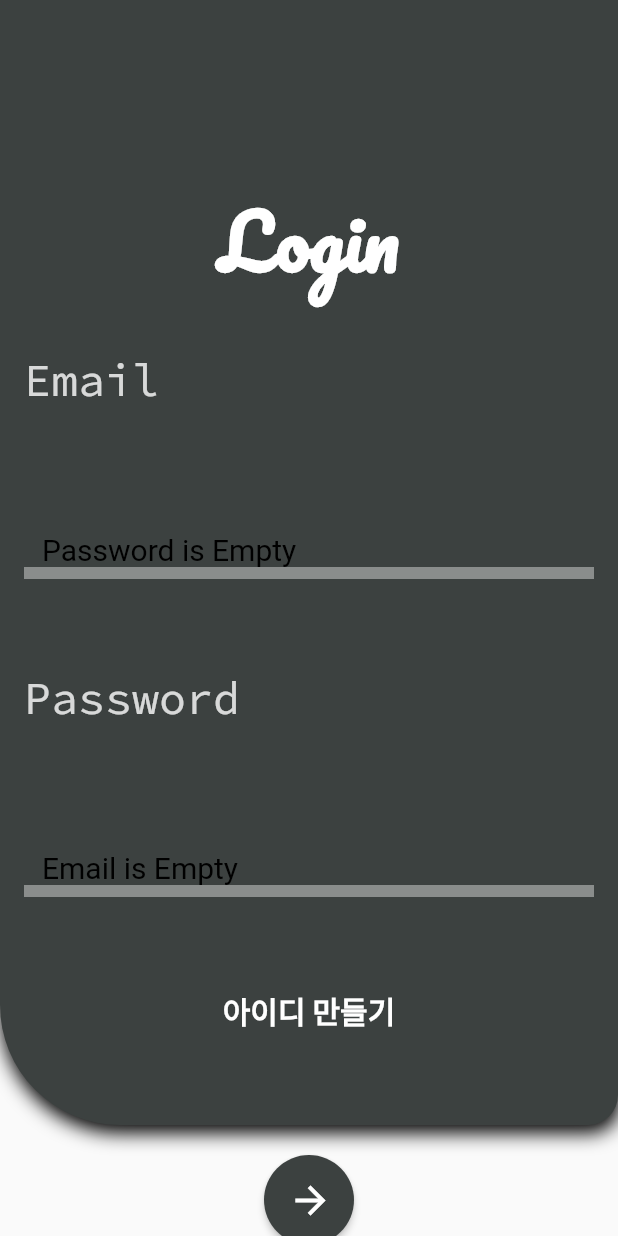
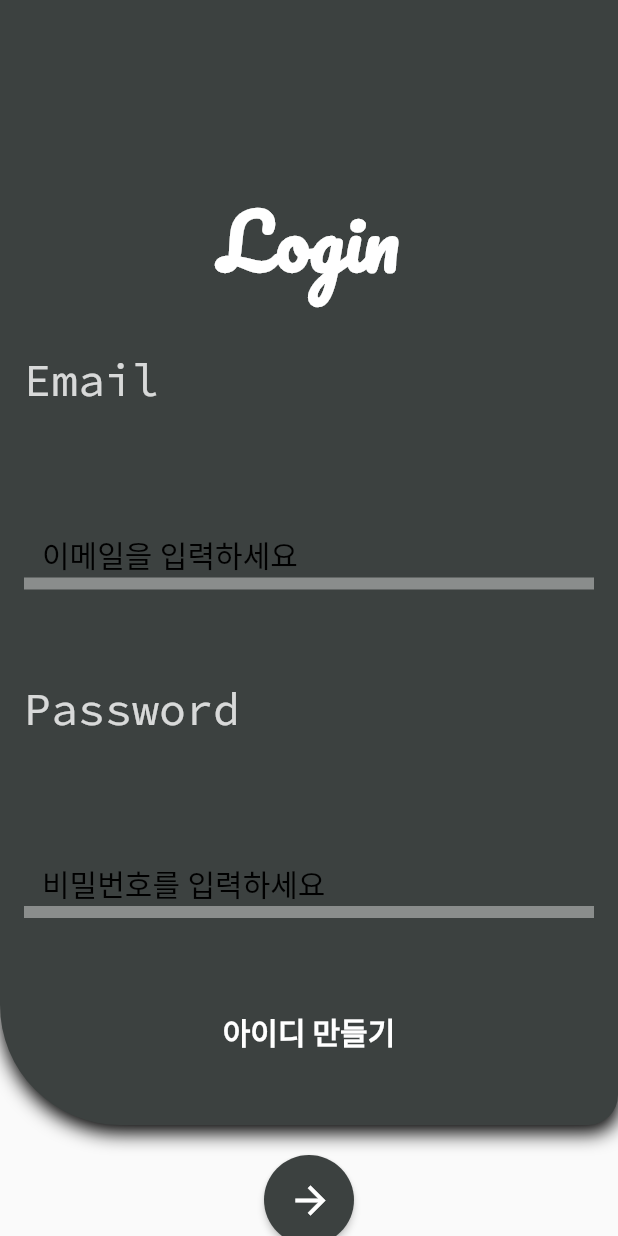
Before and after one commit to simjeongsoo/spring-flutter, a Flutter app: the screen it shows after launch, after a tap on the "arrow forward" icon, on a phone screen of 412 x 824 dp. Run offline on Flutter 3.47's test engine with Material 2 defaults, Android fonts, the phone set to English and light mode, and no system bars; our stand-ins replace geolocator, google_fonts, google_maps_flutter, shared_preferences; missing offline and left inert: custom_info_window, flutter_polyline_points.

Commit message:
login screen 코드 수정

```diff
--- a/test_flutter_app/lib/Screens/login.dart
+++ b/test_flutter_app/lib/Screens/login.dart
@@ -67,22 +67,19 @@ class _LoginState extends State<Login> {
                           child: Text(
                             "Email",
                             style: GoogleFonts.sourceCodePro(
-                              // fontWeight: FontWeight.bold,
                               fontSize: 30,
                               color: Color.fromRGBO(255, 255, 255, 0.8),
                             ),
                           ),
                         ),
                         TextFormField(
-                          // controller: TextEditingController(text: user.email),
                           controller: _emailController,
                           onChanged: (val) {
-                            // user.email = val;
                             print(val);
                           },
                           validator: (value) {
                             if (value.isEmpty) {
-                              return 'Password is Empty';
+                              return '이메일을 입력하세요';
                             }
                             return null;
                           },
@@ -121,7 +118,7 @@ class _LoginState extends State<Login> {
                           },
                           validator: (value) {
                             if (value.isEmpty) {
-                              return 'Email is Empty';
+                              return '비밀번호를 입력하세요';
                             }
                             return null;
                           },
@@ -175,7 +172,6 @@ class _LoginState extends State<Login> {
                     ),
                       onPressed: () {
                         if (_formKey.currentState.validate()) {
-                          // save();
                           final selectedWidget = context.findAncestorWidgetOfExactType<Login>();
                           loginUser(context,_emailController.text, _passwordController.text);
                           if(selectedWidget != null){
```
